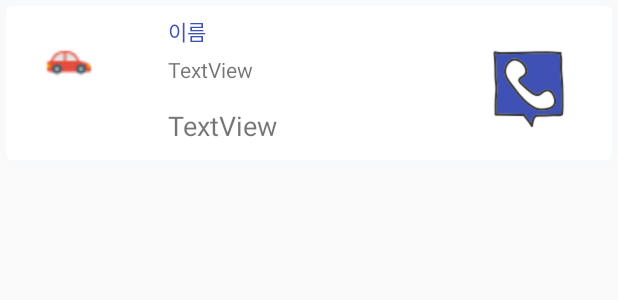
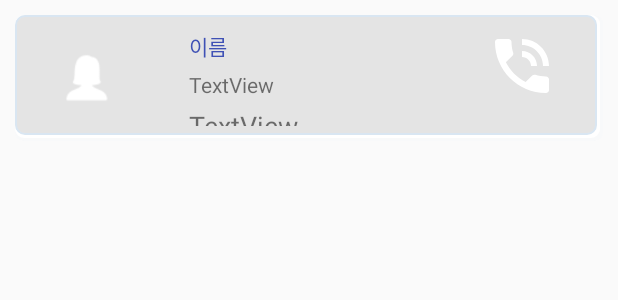
Before and after one commit to HanHyunwoo/Connected_CAR, an Android app: the layout call_list.xml on its own in the app's theme, with its tools: preview values and no code run, on a phone screen of 412 x 824 dp. Shown: the top 300 px of the screen. Run offline under Robolectric (Android 15) with nearby library versions, the phone set to English and light mode, and no system bars; network calls fail.

Commit message:
Add Direction off signal / Update UI

```diff
--- /dev/null
+++ b/AsradaIVI/app/src/main/res/drawable/eye_toggle.xml
@@ -0,0 +1,5 @@
+<?xml version="1.0" encoding="utf-8"?>
+<selector xmlns:android="http://schemas.android.com/apk/res/android">
+    <item android:drawable="@drawable/invisible" android:state_checked="true"/>
+    <item android:drawable="@drawable/eye" android:state_checked="false"/>
+</selector>
--- a/AsradaIVI/app/src/main/res/drawable/shape.xml
+++ b/AsradaIVI/app/src/main/res/drawable/shape.xml
@@ -1,8 +1,9 @@
 <?xml version="1.0" encoding="UTF-8"?>
+<!--
 
     <shape xmlns:android="http://schemas.android.com/apk/res/android"
         android:id="@+id/shape_my">
-        <stroke android:width="4dp" android:color="@color/colorGray" />
+        <stroke android:width="4dp" android:color="@color/colorLightBlue" />
 
         <padding android:left="5dp"
             android:top="10dp"
@@ -11,5 +12,37 @@
             />
 
         <corners android:radius="6dp" />
-        <solid android:color="#FFF" />
+        <solid android:color="@color/colorGray" />
     </shape>
+-->
+<layer-list xmlns:android="http://schemas.android.com/apk/res/android">
+    <item>
+        <shape android:shape="rectangle">
+            <solid android:color="@color/colorGray"/>
+            <corners android:radius="6dp" />
+        </shape>
+    </item>
+
+    <item
+        android:left="0dp"
+        android:right="2dp"
+        android:top="0dp"
+        android:bottom="2dp">
+        <shape android:shape="rectangle">
+            <solid android:color="@android:color/background_light"/>
+            <corners android:radius="6dp" />
+        </shape>
+    </item>
+
+    <item
+        android:left="0dp"
+        android:right="4dp"
+        android:top="0dp"
+        android:bottom="4dp">
+        <shape android:shape="rectangle">
+            <stroke android:width="1dp" android:color="@color/colorLightBlue2" />
+            <solid android:color="@color/colorGrayDark"/>
+            <corners android:radius="6dp" />
+        </shape>
+    </item>
+</layer-list>
--- a/AsradaIVI/app/src/main/res/layout/call_list.xml
+++ b/AsradaIVI/app/src/main/res/layout/call_list.xml
@@ -4,7 +4,9 @@
     android:id="@+id/container_h"
     android:layout_width="match_parent"
     android:layout_height="wrap_content"
+    android:layout_margin="10dp"
     android:background="@drawable/shape"
+    android:paddingBottom="10dp"
     android:paddingLeft="30dp"
     android:paddingRight="30dp"
     android:paddingTop="10dp">
@@ -14,7 +16,7 @@
         android:layout_width="@android:dimen/notification_large_icon_height"
         android:layout_height="@android:dimen/notification_large_icon_width"
         android:layout_weight="1"
-        app:srcCompat="@drawable/car" />
+        app:srcCompat="@drawable/male" />
 
     <LinearLayout
         android:layout_width="match_parent"
@@ -53,8 +55,7 @@
 
     <ImageView
         android:id="@+id/btn_call"
-        android:layout_width="wrap_content"
-        android:layout_height="wrap_content"
-        android:layout_weight="1"
-        app:srcCompat="@drawable/call" />
+        android:layout_width="48dp"
+        android:layout_height="48dp"
+        app:srcCompat="@android:drawable/stat_sys_speakerphone" />
 </LinearLayout>
--- a/AsradaIVI/app/src/main/res/layout/home_layout.xml
+++ b/AsradaIVI/app/src/main/res/layout/home_layout.xml
@@ -60,7 +60,9 @@
                 android:id="@+id/wv_score"
                 android:layout_width="match_parent"
                 android:layout_height="match_parent"
-                android:layout_margin="10dp" />
+                android:layout_gravity="center"
+                android:layout_margin="10dp"
+                android:layoutMode="clipBounds" />
 
         </LinearLayout>
 
--- a/AsradaIVI/app/src/main/res/values/colors.xml
+++ b/AsradaIVI/app/src/main/res/values/colors.xml
@@ -3,6 +3,8 @@
     <color name="colorPrimary">#c6cceb</color>
     <color name="colorPrimaryDark">#303F9F</color>
     <color name="colorAccent">#3f51b5</color>
+    <color name="colorLightBlue">#407ab5</color>
+    <color name="colorLightBlue2">#d9e6f2</color>
     <color name="colorRed">#FF5656</color>
     <color name="colorGreen">#9FFF57</color>
     <color name="colorGray">#f8f9fa</color>
```
Also changed, not shown: AsradaIVI/app/src/main/java/com/example/student/asradaivi/MainActivity.java (+71 -38 lines), AsradaIVI/app/src/main/java/com/example/student/asradaivi/MapManager.java (+12 -0 lines), AsradaIVI/app/src/main/res/layout/activity_main.xml (+25 -11 lines), AsradaIVI/app/src/main/res/layout/activity_menu.xml (+50 -6 lines), AsradaIVI/app/src/main/res/drawable/eye.png (added), AsradaIVI/app/src/main/res/drawable/invisible.png (added).
